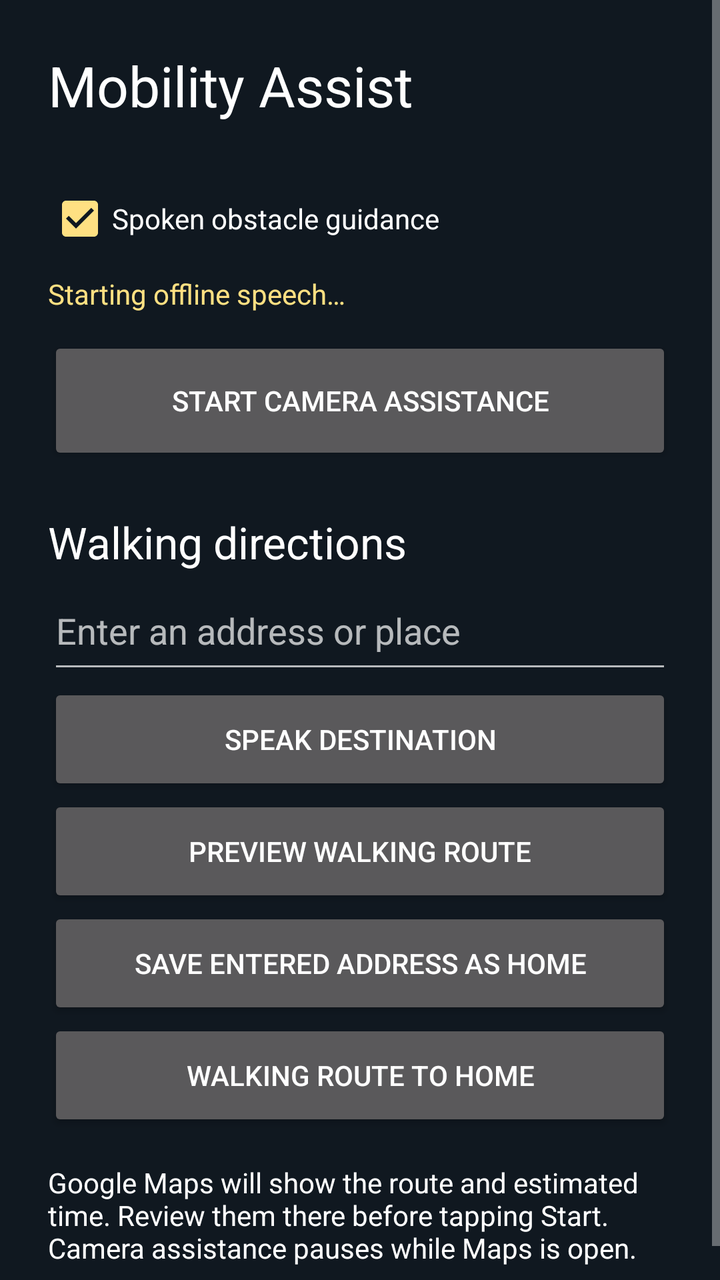
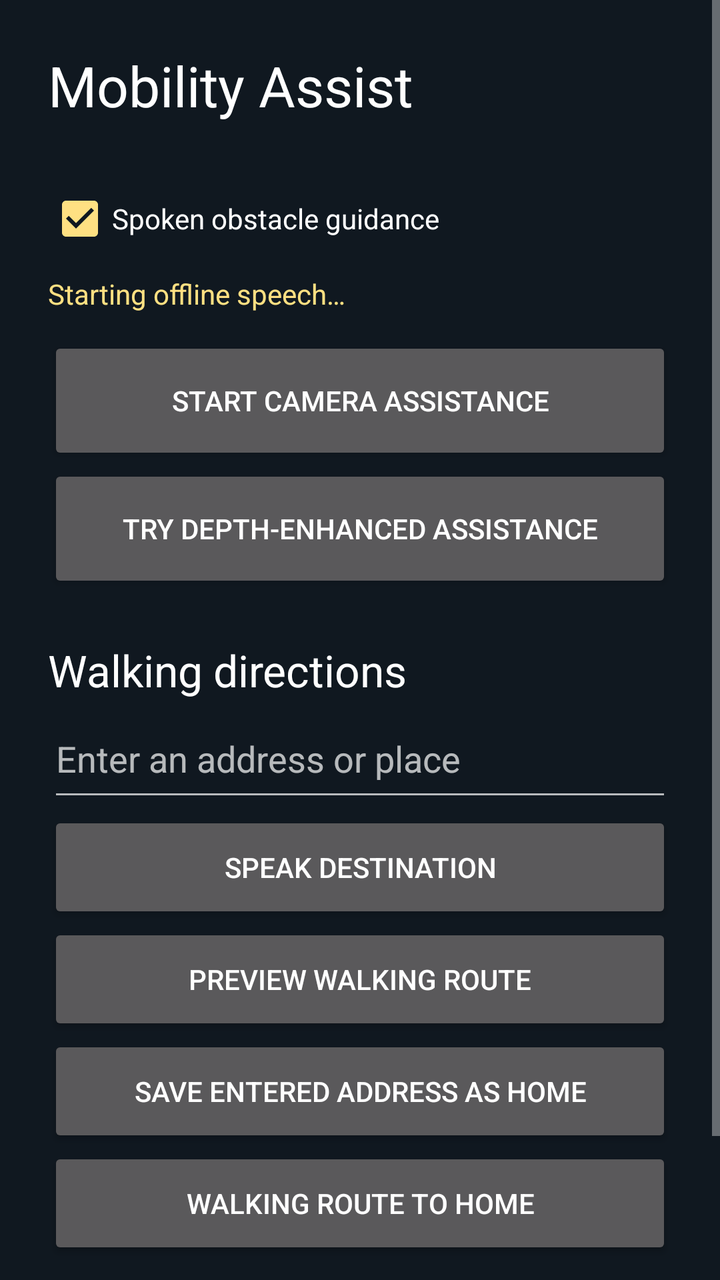

Compare the two renders of this Android layout. The source of the first and the diff that turns it into the second are given below.
<!-- AndroidManifest.xml: application theme Theme.MobilityAssist -->
<!-- res/layout/activity_main.xml -->
<?xml version="1.0" encoding="utf-8"?>
<FrameLayout xmlns:android="http://schemas.android.com/apk/res/android"
    android:layout_width="match_parent"
    android:layout_height="match_parent">

    <ScrollView
        android:id="@+id/menuPanel"
        android:layout_width="match_parent"
        android:layout_height="match_parent">

    <LinearLayout
        android:layout_width="match_parent"
        android:layout_height="wrap_content"
        android:orientation="vertical"
        android:padding="24dp">

        <TextView
            android:layout_width="match_parent"
            android:layout_height="wrap_content"
            android:text="@string/menu_title"
            android:textColor="#FFFFFF"
            android:textSize="28sp"
            android:paddingBottom="20dp" />

        <CheckBox
            android:id="@+id/speechToggle"
            android:layout_width="match_parent"
            android:layout_height="wrap_content"
            android:text="@string/enable_speech"
            android:checked="true"
            android:minHeight="56dp" />

        <TextView
            android:id="@+id/menuSpeechStatus"
            android:layout_width="match_parent"
            android:layout_height="wrap_content"
            android:text="@string/starting_speech"
            android:textColor="#FFE082"
            android:accessibilityLiveRegion="polite"
            android:paddingBottom="12dp" />

        <Button
            android:id="@+id/startAssistance"
            android:layout_width="match_parent"
            android:layout_height="64dp"
            android:text="@string/start_assistance" />

        <TextView
            android:layout_width="match_parent"
            android:layout_height="wrap_content"
            android:text="@string/map_navigation_title"
            android:textColor="#FFFFFF"
            android:textSize="22sp"
            android:paddingTop="24dp" />

        <EditText
            android:id="@+id/destinationInput"
            android:layout_width="match_parent"
            android:layout_height="wrap_content"
            android:hint="@string/destination_hint"
            android:inputType="textPostalAddress"
            android:importantForAutofill="no"
            android:singleLine="true"
            android:minHeight="56dp" />

        <Button
            android:id="@+id/speakDestination"
            android:layout_width="match_parent"
            android:layout_height="56dp"
            android:text="@string/speak_destination" />

        <Button
            android:id="@+id/previewWalkingRoute"
            android:layout_width="match_parent"
            android:layout_height="56dp"
            android:text="@string/preview_walking_route" />

        <Button
            android:id="@+id/saveHome"
            android:layout_width="match_parent"
            android:layout_height="56dp"
            android:text="@string/save_home" />

        <Button
            android:id="@+id/navigateHome"
            android:layout_width="match_parent"
            android:layout_height="56dp"
            android:text="@string/navigate_home" />

        <TextView
            android:layout_width="match_parent"
            android:layout_height="wrap_content"
            android:text="@string/map_handoff_note"
            android:textColor="#FFFFFF"
            android:paddingTop="16dp" />
    </LinearLayout>
    </ScrollView>

    <LinearLayout
        android:id="@+id/scannerPanel"
        android:layout_width="match_parent"
        android:layout_height="match_parent"
        android:orientation="vertical"
        android:visibility="gone">

    
    <TextView
        android:layout_width="match_parent"
        android:layout_height="wrap_content"
        android:text="@string/screen_title"
        android:textSize="22sp"
        android:textColor="#FFFFFF"
        android:padding="16dp" />

    
    <FrameLayout
        android:layout_width="match_parent"
        android:layout_height="0dp"
        android:layout_weight="1">

        <androidx.camera.view.PreviewView
            android:id="@+id/preview"
            android:layout_width="match_parent"
            android:layout_height="match_parent"
            android:importantForAccessibility="no" />

        <com.example.mobilityassist.OverlayView
            android:id="@+id/overlay"
            android:layout_width="match_parent"
            android:layout_height="match_parent"
            android:importantForAccessibility="no" />

    </FrameLayout>

    
    <TextView
        android:id="@+id/status"
        android:layout_width="match_parent"
        android:layout_height="wrap_content"
        android:text="@string/starting_detector"
        android:textColor="#FFFFFF"
        android:textSize="18sp"
        android:padding="12dp" />

    
    <TextView
        android:id="@+id/speechStatus"
        android:layout_width="match_parent"
        android:layout_height="wrap_content"
        android:text="@string/starting_speech"
        android:textColor="#FFE082"
        android:paddingHorizontal="12dp"
        android:accessibilityLiveRegion="polite" />

    
    <LinearLayout
        android:layout_width="match_parent"
        android:layout_height="wrap_content"
        android:orientation="horizontal"
        android:paddingHorizontal="8dp"
        android:paddingVertical="6dp"
        android:importantForAccessibility="yes">

        <TextView
            android:id="@+id/lightingStatus"
            android:layout_width="0dp"
            android:layout_height="wrap_content"
            android:layout_weight="1"
            android:textSize="12sp"
            android:textColor="#80CBC4"
            android:gravity="center"
            android:text="@string/status_lighting_normal" />

        <TextView
            android:id="@+id/angleStatus"
            android:layout_width="0dp"
            android:layout_height="wrap_content"
            android:layout_weight="1"
            android:textSize="12sp"
            android:textColor="#B0BEC5"
            android:gravity="center"
            android:text="@string/status_angle_unavailable" />

        <TextView
            android:id="@+id/cameraStatus"
            android:layout_width="0dp"
            android:layout_height="wrap_content"
            android:layout_weight="1"
            android:textSize="12sp"
            android:textColor="#B0BEC5"
            android:gravity="center"
            android:text="@string/status_camera_unavailable" />

    </LinearLayout>

    
    <TextView
        android:id="@+id/diagnostics"
        android:layout_width="match_parent"
        android:layout_height="wrap_content"
        android:textColor="#B0BEC5"
        android:paddingHorizontal="12dp"
        android:importantForAccessibility="no" />

    
    <TextView
        android:layout_width="match_parent"
        android:layout_height="wrap_content"
        android:text="@string/size_note"
        android:textColor="#FFFFFF"
        android:padding="12dp" />

    
    <Button
        android:id="@+id/toggle"
        android:layout_width="match_parent"
        android:layout_height="64dp"
        android:text="@string/pause_assistance" />

    <Button
        android:id="@+id/backToMenu"
        android:layout_width="match_parent"
        android:layout_height="56dp"
        android:text="@string/back_to_menu" />

    </LinearLayout>
</FrameLayout>
<!-- resources referenced by this layout -->
<resources>
  <string name="back_to_menu">Back to menu</string>
  <string name="destination_hint">Enter an address or place</string>
  <string name="enable_speech">Spoken obstacle guidance</string>
  <string name="map_handoff_note">Google Maps will show the route and estimated time. Review them there before tapping Start. Camera assistance pauses while Maps is open.</string>
  <string name="map_navigation_title">Walking directions</string>
  <string name="menu_title">Mobility Assist</string>
  <string name="navigate_home">Walking route to Home</string>
  <string name="pause_assistance">Pause assistance</string>
  <string name="preview_walking_route">Preview walking route</string>
  <string name="save_home">Save entered address as Home</string>
  <string name="screen_title">Mobility Assist</string>
  <string name="size_note">Box size is only a rough proximity estimate. No warning does not mean a clear path. Keep using your usual mobility aid.</string>
  <string name="speak_destination">Speak destination</string>
  <string name="start_assistance">Start camera assistance</string>
  <string name="starting_detector">Starting detector…</string>
  <string name="starting_speech">Starting offline speech…</string>
  <string name="status_angle_unavailable">ANGLE: N/A</string>
  <string name="status_camera_unavailable">CAMERA: N/A</string>
  <string name="status_lighting_normal">LIGHTING: NORMAL</string>
  <style name="Theme.MobilityAssist" parent="android:style/Theme.Material.NoActionBar">
          <item name="android:windowBackground">#101820</item>
          <item name="android:colorAccent">#FFE082</item>
      </style>
</resources>

<!-- the commit's change to res/layout/activity_main.xml (unified diff, before → after) -->
@@ -44,6 +44,12 @@
             android:layout_width="match_parent"
             android:layout_height="64dp"
             android:text="@string/start_assistance" />
+
+        <Button
+            android:id="@+id/startDepthAssistance"
+            android:layout_width="match_parent"
+            android:layout_height="64dp"
+            android:text="@string/start_depth_assistance" />
 
         <TextView
             android:layout_width="match_parent"
<!-- resource entries referenced after the edit -->
@@ -14,6 +14,7 @@
   <string name="size_note">Box size is only a rough proximity estimate. No warning does not mean a clear path. Keep using your usual mobility aid.</string>
   <string name="speak_destination">Speak destination</string>
   <string name="start_assistance">Start camera assistance</string>
+  <string name="start_depth_assistance">Try depth-enhanced assistance</string>
   <string name="starting_detector">Starting detector…</string>
   <string name="starting_speech">Starting offline speech…</string>
   <string name="status_angle_unavailable">ANGLE: N/A</string>
